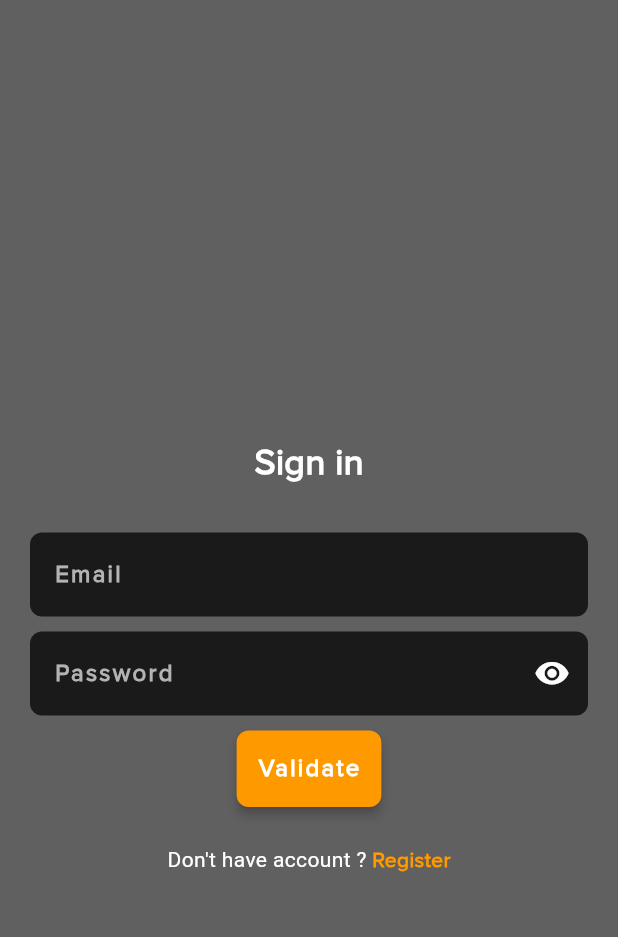
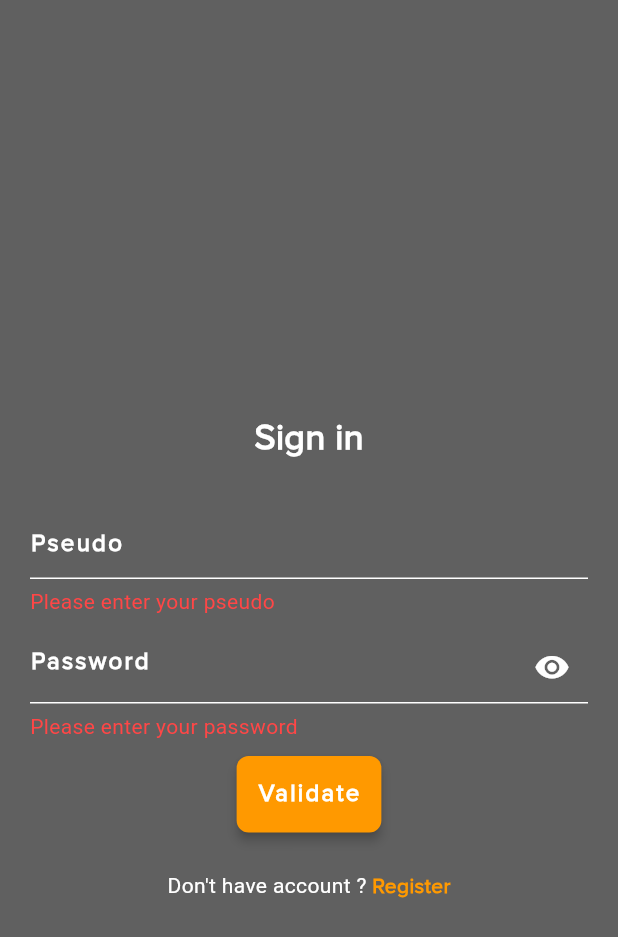
Before and after one commit to andyRamesy/posix, a Flutter app: the screen it shows after launch, after a tap on "Validate", on a phone screen of 412 x 824 dp. Shown: the top 937 px of the screen. Run offline on Flutter 3.47's test engine with Material 3 defaults, Android fonts, the phone set to English and light mode, and no system bars; our stand-ins replace bloc, dartz, dio, flutter_bloc, flutter_map, flutter_svg and 4 more.

Commit message:
add border bottom red when error on text field

```diff
--- a/lib/common/widgets/buttons/custom_button.dart
+++ b/lib/common/widgets/buttons/custom_button.dart
@@ -6,6 +6,7 @@ class Custombutton extends StatelessWidget {
   final VoidCallback onPressed;
   final bool isPrimary;
   final TextStyle textStyle;
+  final bool disabledButton;
 
   const Custombutton({
     super.key,
@@ -13,13 +14,18 @@ class Custombutton extends StatelessWidget {
     required this.onPressed,
     this.isPrimary = true,
     required this.textStyle,
+    this.disabledButton = false,
   });
 
   @override
   Widget build(BuildContext context) {
     return ElevatedButton(
         style: ElevatedButton.styleFrom(
-          backgroundColor: isPrimary ? AppColors.primary : AppColors.background,
+            backgroundColor: disabledButton
+                ? AppColors.disabledButton
+                : isPrimary
+                    ? AppColors.primary
+                    : AppColors.background,
             foregroundColor: isPrimary ? AppColors.customBlack : AppColors.text,
             padding: const EdgeInsets.symmetric(
               vertical: 14,
@@ -33,7 +39,6 @@ class Custombutton extends StatelessWidget {
         child: Text(
           text,
           style: textStyle,
-      ),
-    );
+        ));
   }
 }
--- a/lib/core/configs/theme/app_color.dart
+++ b/lib/core/configs/theme/app_color.dart
@@ -11,4 +11,5 @@ class AppColors {
   static const Color customBlack = Color(0x001C1B1B);
   static const Color customWhite = Color(0xFFD3CECE);
   static const Color errorText = Color(0xFFFF0000);
+  static const Color disabledButton = Color(0xFFB3B3B3);
 }
--- a/lib/core/configs/theme/app_theme.dart
+++ b/lib/core/configs/theme/app_theme.dart
@@ -44,15 +44,15 @@ class AppTheme {
       foregroundColor: AppColors.text,
       elevation: 0,
     ),
-    inputDecorationTheme: InputDecorationTheme(
-      filled: true,
-      fillColor: AppColors.cardBackground,
-      hintStyle: const TextStyle(color: AppColors.secondaryText),
-      border: OutlineInputBorder(
-        borderRadius: BorderRadius.circular(8),
-        borderSide: BorderSide.none,
-      ),
-    ),
+    // inputDecorationTheme: InputDecorationTheme(
+    //   filled: true,
+    //   fillColor: AppColors.cardBackground,
+    //   hintStyle: const TextStyle(color: AppColors.secondaryText),
+    //   border: OutlineInputBorder(
+    //     borderRadius: BorderRadius.circular(8),
+    //     // borderSide: BorderSide.none,
+    //   ),
+    // ),
     elevatedButtonTheme: ElevatedButtonThemeData(
       style: ElevatedButton.styleFrom(
         backgroundColor: AppColors.primary,
--- a/lib/presentation/auth/bloc/signup_cubit.dart
+++ b/lib/presentation/auth/bloc/signup_cubit.dart
@@ -14,7 +14,10 @@ class SignupCubit extends Cubit<SignupState> {
     var data = await sl<SignupUseCase>().call(params);
 
     data.fold(
-      (error) => emit(SignupFailed(error.message[0])),
+      (error) {
+        final String errorMessage = error[0];
+        emit(SignupFailed(errorMessage));
+      },
       (data) => emit(SignupSuccess()),
     );
   }
--- a/lib/presentation/auth/pages/signin.dart
+++ b/lib/presentation/auth/pages/signin.dart
@@ -7,6 +7,7 @@ import 'package:posix/core/configs/theme/app_color.dart';
 import 'package:posix/core/configs/theme/app_theme.dart';
 import 'package:posix/presentation/auth/bloc/signup_cubit.dart';
 import 'package:posix/presentation/auth/pages/signup.dart';
+import 'package:posix/presentation/auth/widgets/custom_password_textfield.dart';
 import 'package:posix/service_locator.dart';
 
 class SigninPage extends StatefulWidget {
@@ -17,10 +18,16 @@ class SigninPage extends StatefulWidget {
 }
 
 class _SigninPageState extends State<SigninPage> {
-  final TextEditingController _emailController = TextEditingController();
+  final TextEditingController _usernameController = TextEditingController();
   final TextEditingController _passwordController = TextEditingController();
   bool _isObscure = true;
   final _passwordFieldKey = GlobalKey<FormFieldState<String>>();
+
+  bool _onEmptyUsername = false;
+  bool _onEmptyPassword = false;
+  String _emptyUsernameErrorMsg = '';
+  String _emptyPasswordErrorMsg = '';
+  bool _formHasError = false;
 
   void _toggleObscured() {
     setState(() {
@@ -35,15 +42,24 @@ class _SigninPageState extends State<SigninPage> {
     );
   }
 
-  Widget _emailField() {
-    return TextField(
-      controller: _emailController,
-      decoration: const InputDecoration(hintText: "Email"),
-    );
+  Widget _usernameField() {
+    return CustomTextField(
+        textController: _usernameController,
+        isOnError: _onEmptyUsername,
+        errorText: _emptyUsernameErrorMsg,
+        hintText: "Pseudo",
+        fieldType: FieldType.text);
   }
 
   Widget _passwordField() {
-    return TextField(
+    return CustomTextField(
+        textController: _passwordController,
+        isOnError: _onEmptyPassword,
+        errorText: _emptyPasswordErrorMsg,
+        fieldType: FieldType.password,
+        isObscureText: _isObscure,
+        toggleIconButton: _toggleObscured,hintText: 'Password',);
+    TextField(
       key: _passwordFieldKey,
       controller: _passwordController,
       obscureText: _isObscure,
@@ -57,12 +73,38 @@ class _SigninPageState extends State<SigninPage> {
     );
   }
 
+  bool _isNotValidForm() {
+    String pseudo = _usernameController.text;
+    String password = _passwordController.text;
+
+    setState(() {
+      _onEmptyUsername = false;
+      _onEmptyPassword = false;
+      _formHasError = false;
+      _emptyUsernameErrorMsg = '';
+      _emptyPasswordErrorMsg = '';
+      if (pseudo.isEmpty) {
+        _onEmptyUsername = true;
+        _emptyUsernameErrorMsg = 'Please enter your pseudo';
+        _formHasError = true;
+      }
+      if (password.isEmpty) {
+        _onEmptyPassword = true;
+        _emptyPasswordErrorMsg = 'Please enter your password';
+        _formHasError = true;
+      }
+    });
+    return _formHasError;
+  }
+
   Widget _signinButton(BuildContext context) {
     return Custombutton(
         textStyle: AppTheme.appTheme.textTheme.bodyLarge!,
         text: "Validate",
         onPressed: () {
           print("button clicked");
+          if (_isNotValidForm()) return;
+          print('valid form');
         });
   }
 
@@ -104,7 +146,7 @@ class _SigninPageState extends State<SigninPage> {
             const SizedBox(
               height: 10,
             ),
-            _emailField(),
+            _usernameField(),
             _passwordField(),
             _signinButton(context),
             const SizedBox(
--- a/lib/presentation/auth/widgets/custom_password_textfield.dart
+++ b/lib/presentation/auth/widgets/custom_password_textfield.dart
@@ -6,7 +6,7 @@ enum FieldType { password, text }
 class CustomTextField extends StatelessWidget {
   final TextEditingController textController;
   final bool isObscureText;
-  final VoidCallback toggleIconButton;
+  final VoidCallback? toggleIconButton;
   final bool isOnError;
   final String errorText;
   final String hintText;
@@ -15,8 +15,8 @@ class CustomTextField extends StatelessWidget {
   const CustomTextField({
     super.key,
     required this.textController,
-    required this.isObscureText,
-    required this.toggleIconButton,
+    this.isObscureText = false,
+    this.toggleIconButton,
     required this.isOnError,
     required this.errorText,
     required this.fieldType,
@@ -34,6 +34,7 @@ class CustomTextField extends StatelessWidget {
           controller: textController,
           obscureText: isObscureText,
           decoration: InputDecoration(
+
               hintText: hintText,
               suffixIcon: fieldType == FieldType.password
                   ? IconButton(
--- a/lib/service_locator.dart
+++ b/lib/service_locator.dart
@@ -12,6 +12,7 @@ import 'package:posix/domain/auth/usecases/is_device_supported.dart';
 import 'package:posix/domain/auth/usecases/is_logged_in.dart';
 import 'package:posix/domain/auth/usecases/signin.dart';
 import 'package:posix/domain/auth/usecases/signup.dart';
+import 'package:posix/presentation/auth/bloc/signup_cubit.dart';
 
 final sl = GetIt.instance;
 
@@ -31,7 +32,12 @@ void setupServiceLocator() {
   sl.registerSingleton<IsDeviceSupportedUseCase>(IsDeviceSupportedUseCase());
 
   sl.registerSingleton<AuthenticateUseCase>(AuthenticateUseCase());
+  //Auth usecases
   sl.registerSingleton<SignupUseCase>(SignupUseCase());
   sl.registerSingleton<SigninUseCase>(SigninUseCase());
   sl.registerSingleton<IsLoggedInUseCase>(IsLoggedInUseCase());
+
+  //cubits
+  sl.registerFactory<SignupCubit>(
+      () => SignupCubit(signupUseCase: SignupUseCase()));
 }
```
Also changed, not shown: lib/presentation/auth/bloc/signin_cubit.dart (added, +8 -0 lines), lib/presentation/auth/bloc/signin_state.dart (added, +12 -0 lines), lib/presentation/auth/pages/signup.dart (+23 -10 lines). Lines whose indentation alone changed are shown as unchanged.
